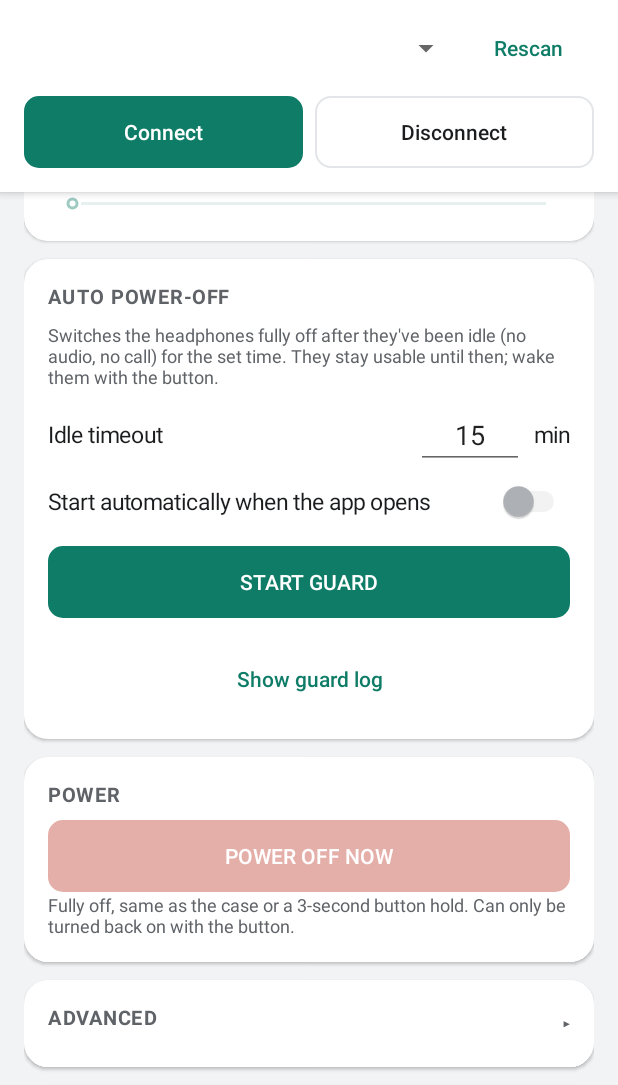
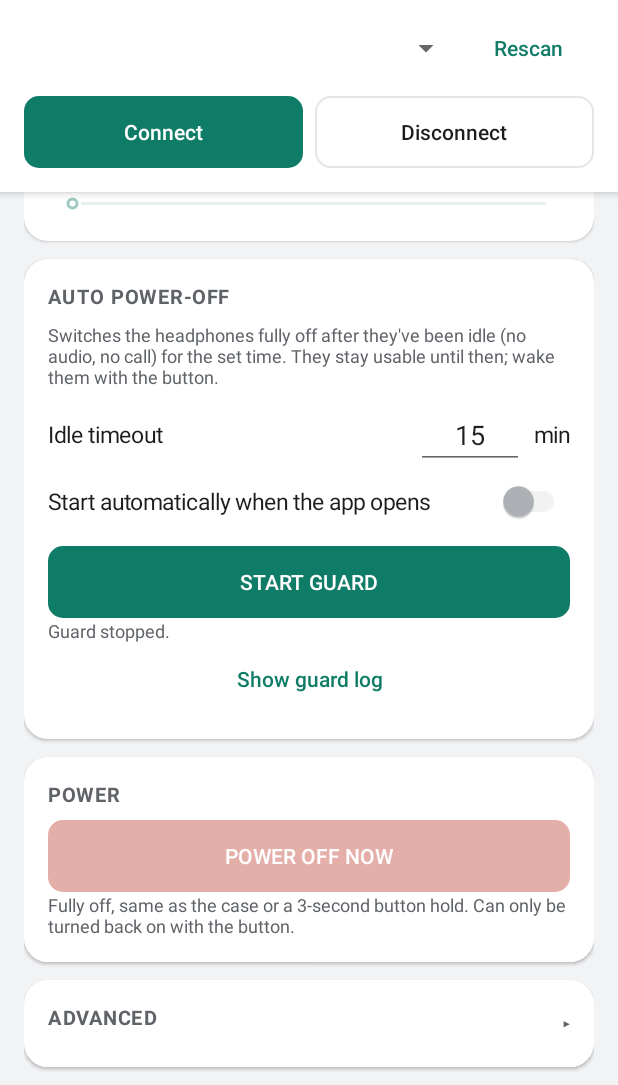
Before and after one commit to rayane1817/momentum4-auto-off, an Android app: the screen it shows after launch (MainActivity), on a phone screen of 412 x 824 dp, the part 151-1236 px from its top. Run offline under Robolectric (Android 15) with nearby library versions, the phone set to English and light mode, and no system bars.

Commit message:
Android v0.9.1: anti-wind mapping fix, drop 1407 hint, guard state, fixed signing key, no backup
Co-Authored-By: Claude Opus 5.5 <noreply@anthropic.com>
Claude-Session: https://claude.ai/code/session_0148UZ4RqofYZNRXKi9nyrug

```diff
--- a/android/gaia-test/app/src/main/AndroidManifest.xml
+++ b/android/gaia-test/app/src/main/AndroidManifest.xml
@@ -6,7 +6,7 @@
     <uses-permission android:name="android.permission.FOREGROUND_SERVICE" />
     <uses-permission android:name="android.permission.FOREGROUND_SERVICE_CONNECTED_DEVICE" />
     <uses-permission android:name="android.permission.POST_NOTIFICATIONS" />
-    <application android:label="M4 GAIA test" android:theme="@android:style/Theme.Material.Light">
+    <application android:allowBackup="false" android:label="M4 GAIA test" android:theme="@android:style/Theme.Material.Light">
         <activity android:name=".MainActivity" android:exported="true">
             <intent-filter>
                 <action android:name="android.intent.action.MAIN" />
--- a/android/gaia-test/app/src/main/java/be/ryane/gaiatest/Gaia.java
+++ b/android/gaia-test/app/src/main/java/be/ryane/gaiatest/Gaia.java
@@ -147,7 +147,7 @@ final class Gaia {
             case 0x1009: return "bass boost " + onOff(b0);
             case 0x0804: return "speech clarity " + (p.length >= 2 && u16(p, 0) == 2 ? "ON" : "off");
             case 0x1607: return "touch controls " + (b0 == 0 ? "ON" : b0 == 1 ? "off" : "?(" + b0 + ")");   // inverted
-            case 0x1407: return "restart pending = " + b0 + (b0 == 1 ? " (restart needed)" : "");
+            case 0x1407: return "1407 = " + b0 + " (meaning unknown: not a restart flag on 3.38.3, T21)";
             case 0x1003:
             case 0x1002:                                                            // 1082 notif = 5 gains, 1102 resp = 1 gain
                 StringBuilder e = new StringBuilder("EQ dB:");
--- a/android/gaia-test/app/src/main/java/be/ryane/gaiatest/MainActivity.java
+++ b/android/gaia-test/app/src/main/java/be/ryane/gaiatest/MainActivity.java
@@ -68,7 +68,6 @@ public class MainActivity extends Activity {
     private TextView transpValue, callValue;
     private Switch swSmartPause, swAutoAnswer, swLowLatency, swHiRes, swOnHead, swAutoStart;
     private Switch swBass, swSpeech, swComfort, swTouch;
-    private TextView hiResHint;
     private static final String[] EQ_BANDS = {"63 Hz", "250 Hz", "1 kHz", "4 kHz", "8 kHz"};
     private final SeekBar[] eqSeek = new SeekBar[5];
     private final int[] eqGain = new int[5];                     // current curve, dB x 10
@@ -251,7 +250,8 @@ public class MainActivity extends Activity {
         TextView aw = caption("Anti-wind");
         aw.setPadding(0, dp(8), 0, dp(4));
         b.addView(aw);
-        antiWind = new Segmented(new String[]{"Off", "Auto", "Max"}, idx -> send(b2(0x1A00, 1, idx)));
+        // UI order Off/Auto/Max; wire values 0 = off, 1 = Max, 2 = Auto (T17, confirmed on hardware)
+        antiWind = new Segmented(new String[]{"Off", "Auto", "Max"}, idx -> send(b2(0x1A00, 1, antiWindSwap(idx))));
         b.addView(antiWind.view);
         customBlock = b;
         customBlock.setVisibility(View.GONE);
@@ -355,12 +355,8 @@ public class MainActivity extends Activity {
         swComfort = switchRow(c, "Comfort call", on -> toggle(0x0814, on));
         swTouch = switchRow(c, "Touch controls", on -> send(a(0x1606, on ? 0 : 1)));   // inverted: 0 = enabled
         gate(swComfort); gate(swTouch);
-        swHiRes = switchRow(c, "Hi-Res 24/96",
-                on -> { send(a(0x0405, on ? 0 : 1)); send(g(0x0406)); send(g(0x1407)); });   // 0 = Hi-Res on
-        hiResHint = caption("Restart needed: switch the headphones off and on (or use Power off now, then the button) for the Hi-Res change to apply.");
-        hiResHint.setTextColor(DANGER);
-        hiResHint.setVisibility(View.GONE);
-        c.addView(hiResHint);
+        swHiRes = switchRow(c, "Hi-Res 24/96 (restart the headphones after changing)",
+                on -> { send(a(0x0405, on ? 0 : 1)); send(g(0x0406)); });   // 0 = Hi-Res on
         gate(swSmartPause); gate(swAutoAnswer); gate(swOnHead); gate(swLowLatency); gate(swHiRes);
         TextView[] tv = new TextView[1];
         callSeek = slider(c, "Transparency during calls", 4, tv, p -> p == 0 ? "off" : p + " / 4",
@@ -688,6 +684,9 @@ public class MainActivity extends Activity {
     // ----------------------------------------------------- frame shorthands
 
     private static byte[] a(int cmd, int v) { return Gaia.build(Gaia.SENNHEISER, cmd, (byte) v); }
+    /** Maps UI index (Off, Auto, Max) to wire value (0, 2, 1) and back: the mapping is its own inverse. */
+    static int antiWindSwap(int v) { return v == 1 ? 2 : v == 2 ? 1 : v; }
+
     private static byte[] b2(int cmd, int x, int y) { return Gaia.build(Gaia.SENNHEISER, cmd, (byte) x, (byte) y); }
     private static byte[] g(int cmd) { return Gaia.build(Gaia.SENNHEISER, cmd); }
     private static byte[] g(int cmd, int v) { return Gaia.build(Gaia.SENNHEISER, cmd, (byte) v); }
@@ -717,7 +716,7 @@ public class MainActivity extends Activity {
                 for (int i = 0; i + 1 < f.payload.length; i += 2) {
                     int mode = f.payload[i] & 0xFF, st = f.payload[i + 1] & 0xFF;
                     if (mode == 3) adaptiveOn = st == 1;
-                    if (mode == 1 && st <= 2) antiWind.select(st, false);
+                    if (mode == 1 && st <= 2) antiWind.select(antiWindSwap(st), false);
                 }
                 refreshNoise();
                 break;
@@ -730,7 +729,6 @@ public class MainActivity extends Activity {
             case 0x0806: if (f.type() != 3 && b0 >= 0 && b0 <= 4) callSeek.setProgress(b0); break;
             case 0x1009: if (f.type() != 3 && b0 >= 0) swBass.setChecked(b0 == 1); break;
             case 0x0804: if (f.type() != 3 && f.payload.length >= 2) swSpeech.setChecked(Gaia.u16(f.payload, 0) == 2); break;
-            case 0x1407: if (f.type() == 2 && b0 >= 0) hiResHint.setVisibility(b0 == 1 ? View.VISIBLE : View.GONE); break;   // 01 = restart pending
             case 0x0815: if (f.type() != 3 && b0 >= 0) swComfort.setChecked(b0 == 1); break;
             case 0x1607: if (f.type() != 3 && b0 >= 0) swTouch.setChecked(b0 == 0); break;   // inverted
             case 0x1003: if (f.type() == 2 && f.payload.length >= 5) for (int i = 0; i < 5; i++) setEq(i, f.payload[i]); break;
@@ -777,6 +775,7 @@ public class MainActivity extends Activity {
             append("This device has no Bluetooth.");
             return;
         }
+        if (adapter.getState() == BluetoothAdapter.STATE_TURNING_ON) return;   // a STATE_ON broadcast follows
         if (!adapter.isEnabled()) {
             append("Bluetooth is off. Turn it on; the list refreshes automatically.");
             return;
@@ -889,7 +888,6 @@ public class MainActivity extends Activity {
                 0x1009, 0x0804, 0x0603, 0x1206, 0x1201, 0x1200};
         for (int x : gets) send(g(x));
         send(g(0x1003, 0));                                          // all 5 EQ gains at once
-        send(g(0x1407));                                             // restart pending (Hi-Res)
     }
 
     /** Ask for change notifications (noise 0x0d, EQ 0x08, audio/device 0x04), as the official app does. */
@@ -943,13 +941,24 @@ public class MainActivity extends Activity {
         closeQuietly();
         runOnUiThread(() -> setConnected(false));
         AutoOffService.start(this, device.getAddress(), minutes * 60_000L);
-        guardStatus.setText("Guard running: off after " + minutes + " min idle.");
         append("Idle guard started (" + minutes + " min).");
         refreshGuardButton();
     }
 
+    /** The service flips `running` asynchronously, so re-check shortly after a start/stop. */
     private void refreshGuardButton() {
-        if (guardButton != null) guardButton.setText(AutoOffService.running ? "STOP GUARD" : "START GUARD");
+        applyGuardState();
+        if (guardButton != null) {
+            guardButton.postDelayed(this::applyGuardState, 600);
+            guardButton.postDelayed(this::applyGuardState, 2000);
+        }
+    }
+
+    private void applyGuardState() {
+        if (guardButton == null) return;
+        boolean on = AutoOffService.running;
+        guardButton.setText(on ? "STOP GUARD" : "START GUARD");
+        guardStatus.setText(on ? "Guard running: off after " + prefs.getInt("minutes", 15) + " min idle." : "Guard stopped.");
     }
 
     private void copyLog() {
```
Also changed, not shown: android/gaia-test/app/build.gradle (+14 -4 lines), 6 other files.
